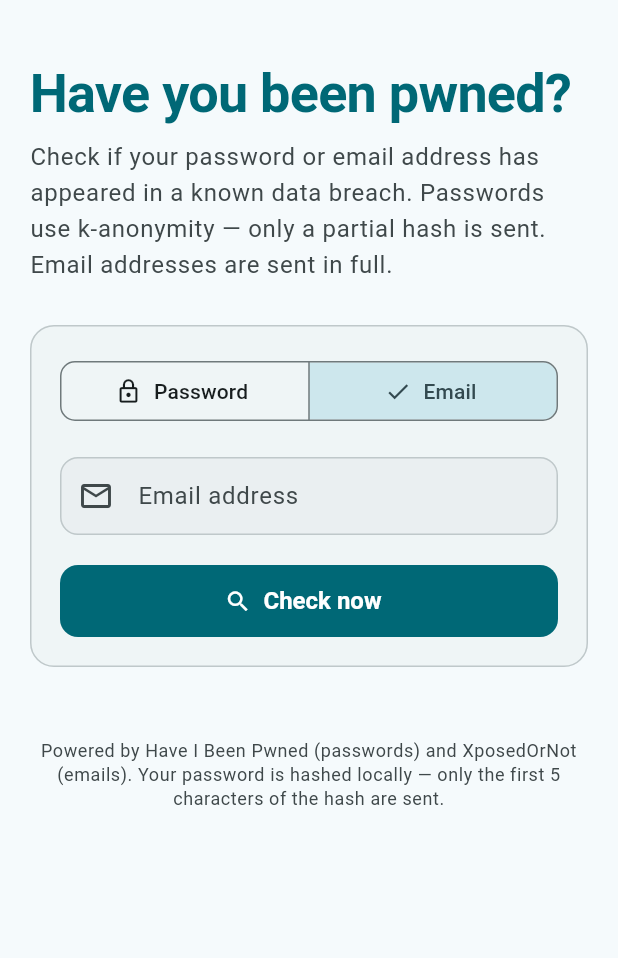
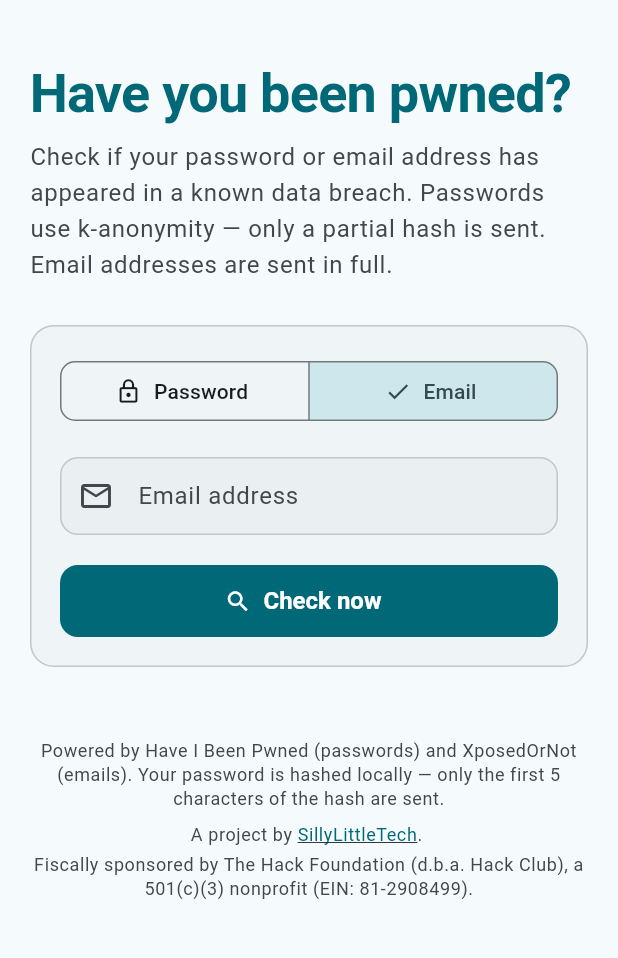
Before and after one commit to SillyLittleTech/PasCurtain, a Flutter app: the screen it shows after launch, after a tap on "Email", on a phone screen of 412 x 824 dp, the part 59-1017 px from its top. Run offline on Flutter 3.47's test engine with Material 3 defaults, Android fonts, the phone set to English and light mode, and no system bars.

Commit message:
fix: correct XposedOrNot response parsing and add rich footer with 501(c)(3) info
Agent-Logs-Url: https://github.com/SillyLittleTech/powwow/sessions/e9d14585-34f9-49cb-b26a-1e7ab1471e5a

Co-authored-by: kiyarose <75678535+kiyarose@users.noreply.github.com>

```diff
--- a/lib/screens/home_screen.dart
+++ b/lib/screens/home_screen.dart
@@ -1,6 +1,7 @@
 import 'package:flutter/material.dart';
 import 'package:http/http.dart' as http;
 import 'package:provider/provider.dart';
+import 'package:url_launcher/url_launcher.dart';
 
 import '../models/breach_result.dart';
 import '../services/password_generator.dart';
@@ -247,14 +248,46 @@ class _HomeScreenState extends State<HomeScreen> {
   }
 
   Widget _buildFooter(ThemeData theme) {
-    return Text(
-      // TODO(rename): update footer attribution on rebrand
-      'Powered by Have I Been Pwned (passwords) and XposedOrNot (emails). '
-      'Your password is hashed locally — only the first 5 characters of the hash are sent.',
-      style: theme.textTheme.bodySmall?.copyWith(
-        color: theme.colorScheme.onSurfaceVariant,
-      ),
-      textAlign: TextAlign.center,
+    final mutedStyle = theme.textTheme.bodySmall?.copyWith(
+      color: theme.colorScheme.onSurfaceVariant,
+    );
+    final linkStyle = theme.textTheme.bodySmall?.copyWith(
+      color: theme.colorScheme.primary,
+      decoration: TextDecoration.underline,
+    );
+
+    return Column(
+      children: [
+        // TODO(rename): update footer attribution on rebrand
+        Text(
+          'Powered by Have I Been Pwned (passwords) and XposedOrNot (emails). '
+          'Your password is hashed locally — only the first 5 characters of the hash are sent.',
+          style: mutedStyle,
+          textAlign: TextAlign.center,
+        ),
+        const SizedBox(height: 8),
+        Wrap(
+          alignment: WrapAlignment.center,
+          children: [
+            Text('A project by ', style: mutedStyle),
+            GestureDetector(
+              onTap: () => launchUrl(
+                Uri.parse('https://sillylittle.tech'),
+                mode: LaunchMode.externalApplication,
+              ),
+              child: Text('SillyLittleTech', style: linkStyle),
+            ),
+            Text('. ', style: mutedStyle),
+          ],
+        ),
+        const SizedBox(height: 4),
+        Text(
+          'Fiscally sponsored by The Hack Foundation (d.b.a. Hack Club), '
+          'a 501(c)(3) nonprofit (EIN: 81-2908499).',
+          style: mutedStyle,
+          textAlign: TextAlign.center,
+        ),
+      ],
     );
   }
 }
--- a/lib/services/pwned_api_service.dart
+++ b/lib/services/pwned_api_service.dart
@@ -151,12 +151,25 @@ class PwnedApiService {
       }
 
       final jsonData = jsonDecode(response.body) as Map<String, dynamic>;
+
+      // XposedOrNot returns {"Error":"Not found","email":null} with a 200 status
+      // when no breaches are found.
+      if (jsonData.containsKey('Error')) {
+        return BreachResult(
+          input: email,
+          checkType: CheckType.email,
+          isPwned: false,
+        );
+      }
+
+      // Breaches are returned as a list of single-element lists, e.g.:
+      // {"breaches":[["BreachName"]],"email":"...","status":"success"}
       final rawBreaches = jsonData['breaches'];
       final breachNames = <String>[];
       if (rawBreaches is List) {
         for (final b in rawBreaches) {
-          if (b is Map<String, dynamic>) {
-            final name = b['breach'] as String?;
+          if (b is List && b.isNotEmpty) {
+            final name = b.first?.toString();
             if (name != null) breachNames.add(name);
           }
         }
```
